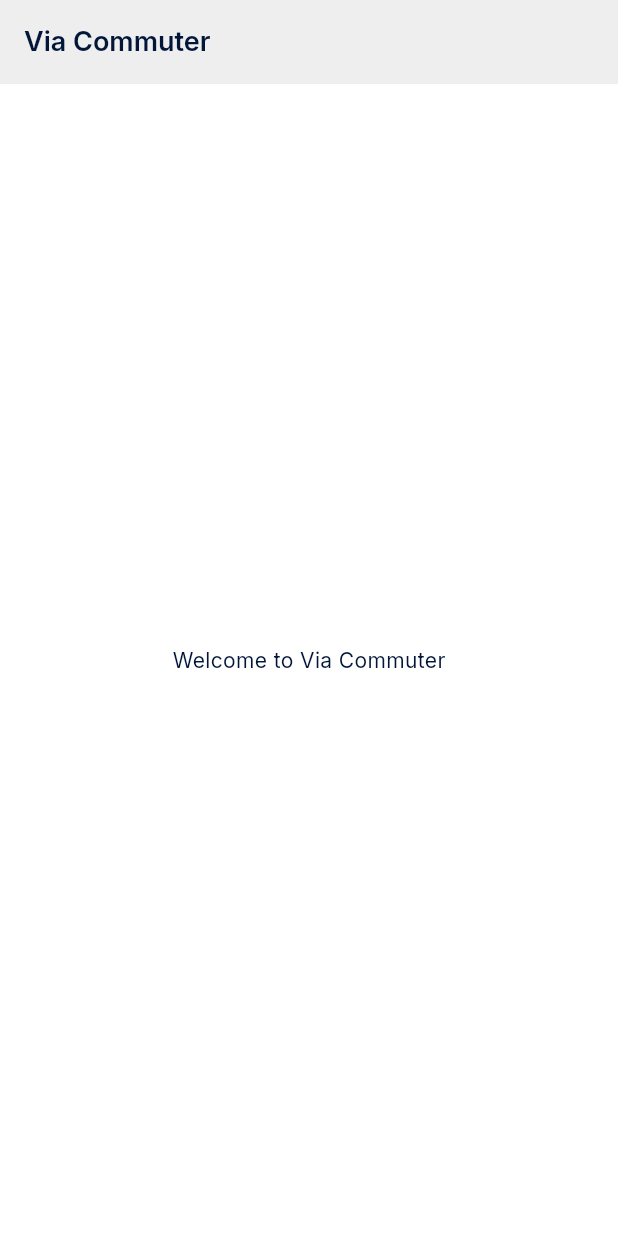
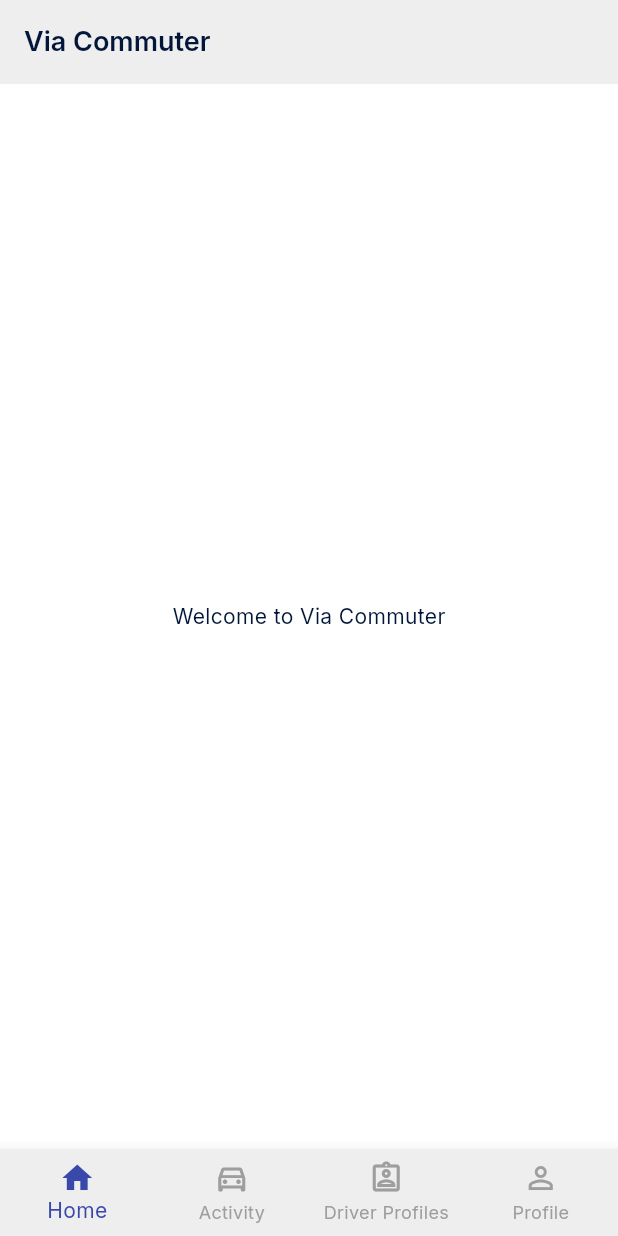
Before and after one commit to once-human/via-commuter, a Flutter app: the HomeScreen screen opened by its route, on a phone screen of 412 x 824 dp. Run offline on Flutter 3.47's test engine with Material 3 defaults, Android fonts, the phone set to English and light mode, and no system bars; drawn by our look-alikes of dynamic_color; our stand-ins replace country_picker, flutter_svg, go_router.

Commit message:
feat : non tested bottom navbar

```diff
--- a/lib/presentation/screens/home_screen.dart
+++ b/lib/presentation/screens/home_screen.dart
@@ -1,4 +1,5 @@
 import 'package:flutter/material.dart';
+import 'package:via_commuter/presentation/widgets/bottom_nav_bar.dart';
 
 class HomeScreen extends StatelessWidget {
   const HomeScreen({super.key});
@@ -12,6 +13,7 @@
       body: const Center(
         child: Text('Welcome to Via Commuter'),
       ),
+      bottomNavigationBar: const BottomNavBar(),
     );
   }
 }
--- a/lib/presentation/screens/onboarding/onboarding_screen.dart
+++ b/lib/presentation/screens/onboarding/onboarding_screen.dart
@@ -451,7 +451,11 @@
                   child: SlideTransition(
                     position: _slideSocial1Animation,
                     child: buildSocialButton(
-                      onPressed: () { HapticFeedback.mediumImpact(); /* TODO */ },
+                      onPressed: () {
+                        HapticFeedback.mediumImpact();
+                        context.go('/home'); // Navigate to home
+                        /* TODO */
+                      },
                       icon: Icon(Icons.apple, color: colorScheme.onSurface, size: 26),
                       label: 'Continue with Apple',
                       opacity: 0.6,
@@ -466,7 +470,11 @@
                    child: SlideTransition(
                      position: _slideSocial2Animation,
                      child: buildSocialButton(
-                       onPressed: () { HapticFeedback.mediumImpact(); /* TODO */ },
+                       onPressed: () {
+                         HapticFeedback.mediumImpact();
+                         context.go('/home'); // Navigate to home
+                         /* TODO */
+                       },
                        icon: SvgPicture.asset('assets/images/google_logo.svg', width: 22, height: 22),
                        label: 'Continue with Google',
                        opacity: 0.6,
--- /dev/null
+++ b/lib/presentation/widgets/bottom_nav_bar.dart
@@ -0,0 +1,76 @@
+import 'package:flutter/material.dart';
+
+class BottomNavBar extends StatefulWidget {
+  const BottomNavBar({super.key});
+
+  @override
+  State<BottomNavBar> createState() => _BottomNavBarState();
+}
+
+class _BottomNavBarState extends State<BottomNavBar> {
+  int _selectedIndex = 0; // Track the selected index
+
+  void _onItemTapped(int index) {
+    setState(() {
+      _selectedIndex = index;
+    });
+    // TODO: Implement navigation logic based on index
+    switch (index) {
+      case 0:
+        // Navigate to Home or handle Home tap
+        print("Home tapped");
+        break;
+      case 1:
+        // Navigate to Activity or handle Activity tap
+        print("Activity tapped");
+        break;
+      case 2:
+        // Navigate to Driver Profiles or handle Driver Profiles tap
+        print("Driver Profiles tapped");
+        break;
+      case 3:
+        // Navigate to Profile or handle Profile tap
+        print("Profile tapped");
+        break;
+    }
+  }
+
+  @override
+  Widget build(BuildContext context) {
+    final theme = Theme.of(context);
+    final colorScheme = theme.colorScheme;
+
+    return BottomNavigationBar(
+      items: const <BottomNavigationBarItem>[
+        BottomNavigationBarItem(
+          icon: Icon(Icons.home_outlined),
+          activeIcon: Icon(Icons.home), // Provide a different icon for the active state
+          label: 'Home',
+        ),
+        BottomNavigationBarItem(
+          icon: Icon(Icons.directions_car_outlined), // Example icon, replace if needed
+          activeIcon: Icon(Icons.directions_car),
+          label: 'Activity',
+        ),
+        BottomNavigationBarItem(
+          icon: Icon(Icons.assignment_ind_outlined), // Example icon, replace if needed
+          activeIcon: Icon(Icons.assignment_ind),
+          label: 'Driver Profiles',
+        ),
+        BottomNavigationBarItem(
+          icon: Icon(Icons.person_outline),
+          activeIcon: Icon(Icons.person),
+          label: 'Profile',
+        ),
+      ],
+      currentIndex: _selectedIndex,
+      selectedItemColor: colorScheme.primary, // Use primary color for selected item
+      unselectedItemColor: colorScheme.onSurfaceVariant, // Use a muted color for unselected items
+      onTap: _onItemTapped,
+      showUnselectedLabels: true, // Ensure labels are always visible
+      type: BottomNavigationBarType.fixed, // Use fixed type for 4 items
+      backgroundColor: colorScheme.surface, // Set background color from theme
+      elevation: 8.0, // Add some elevation
+    );
+  }
+}
```
